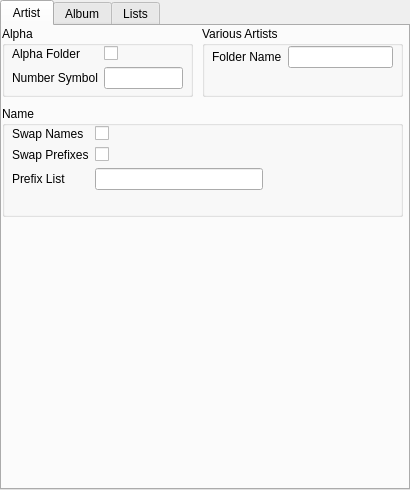
The window that ABetterPath.ui (markhoney/ABetterPath) describes before a commit, drawn with Qt 5.
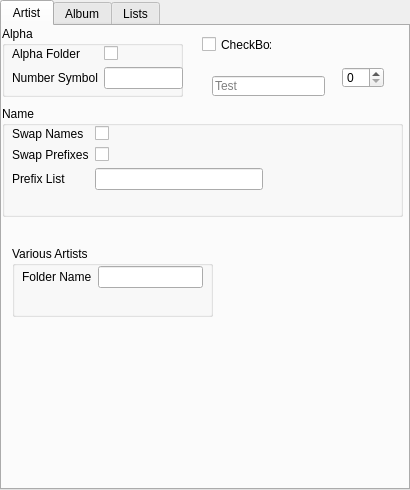
The same window after the commit.

The edit to the form file:
```diff
--- a/ABetterPath.ui
+++ b/ABetterPath.ui
@@ -34,7 +34,7 @@
       <rect>
        <x>0</x>
        <y>0</y>
-       <width>191</width>
+       <width>181</width>
        <height>71</height>
       </rect>
      </property>
@@ -145,8 +145,8 @@
     <widget class="QGroupBox" name="VariousArtistsgroupBox">
      <property name="geometry">
       <rect>
-       <x>200</x>
-       <y>0</y>
+       <x>10</x>
+       <y>220</y>
        <width>201</width>
        <height>71</height>
       </rect>
@@ -177,6 +177,48 @@
       </layout>
      </widget>
     </widget>
+    <widget class="QCheckBox" name="checkBox">
+     <property name="geometry">
+      <rect>
+       <x>200</x>
+       <y>10</y>
+       <width>70</width>
+       <height>17</height>
+      </rect>
+     </property>
+     <property name="text">
+      <string>CheckBox</string>
+     </property>
+    </widget>
+    <widget class="QLineEdit" name="lineEdit">
+     <property name="geometry">
+      <rect>
+       <x>210</x>
+       <y>50</y>
+       <width>113</width>
+       <height>20</height>
+      </rect>
+     </property>
+     <property name="placeholderText">
+      <string extracomment="Testing">Test</string>
+     </property>
+    </widget>
+    <widget class="QSpinBox" name="spinBox">
+     <property name="geometry">
+      <rect>
+       <x>340</x>
+       <y>41</y>
+       <width>42</width>
+       <height>21</height>
+      </rect>
+     </property>
+     <property name="buttonSymbols">
+      <enum>QAbstractSpinBox::UpDownArrows</enum>
+     </property>
+     <property name="specialValueText">
+      <string/>
+     </property>
+    </widget>
    </widget>
    <widget class="QWidget" name="optionstab">
     <attribute name="title">
```
